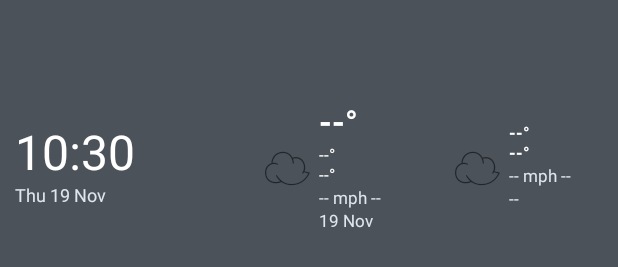
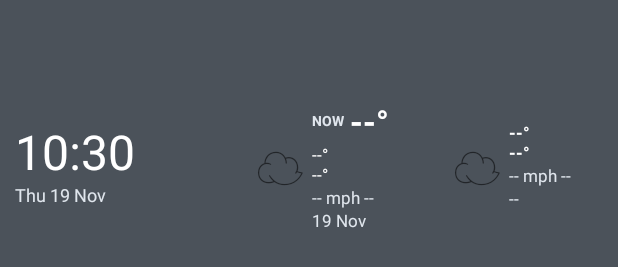
Before and after one commit to PhilColbert/PhilColbert-Barn-Weather-Clock, an Android app: the layout widget_barn_weather.xml on its own in the app's theme, with its tools: preview values and no code run, on a phone screen of 412 x 824 dp. Shown: the part 452-719 px from the top of the screen. Run offline under Robolectric (Android 15) with nearby library versions, the phone set to English and light mode, and no system bars.

Commit message:
BWC-CHG-012: refine current temperature layout

```diff
--- a/app/src/main/res/layout/widget_barn_weather.xml
+++ b/app/src/main/res/layout/widget_barn_weather.xml
@@ -18,8 +18,14 @@
         <TextView android:id="@+id/current_icon" android:layout_width="wrap_content" android:layout_height="wrap_content"
             android:text="☁" android:textSize="32sp" android:paddingEnd="5dp" />
         <LinearLayout android:layout_width="wrap_content" android:layout_height="wrap_content" android:orientation="vertical">
-            <TextView android:id="@+id/current_temp" android:layout_width="wrap_content" android:layout_height="wrap_content"
-                android:text="--°" android:textColor="#FFFFFFFF" android:textSize="22sp" android:textStyle="bold" />
+            <LinearLayout android:layout_width="wrap_content" android:layout_height="wrap_content"
+                android:orientation="horizontal" android:gravity="center_vertical">
+                <TextView android:id="@+id/current_now" android:layout_width="wrap_content" android:layout_height="wrap_content"
+                    android:text="NOW" android:textColor="#FFE0E6ED" android:textSize="9sp" android:textStyle="bold"
+                    android:layout_marginEnd="4dp" />
+                <TextView android:id="@+id/current_temp" android:layout_width="wrap_content" android:layout_height="wrap_content"
+                    android:text="--°" android:textColor="#FFFFFFFF" android:textSize="22sp" android:textStyle="bold" />
+            </LinearLayout>
             <TextView android:id="@+id/current_daynight" android:layout_width="wrap_content" android:layout_height="wrap_content"
                 android:text="--°&#10;--°" android:textColor="#FFFFFFFF" android:textSize="11sp" />
             <TextView android:id="@+id/current_wind" android:layout_width="wrap_content" android:layout_height="wrap_content"
```
